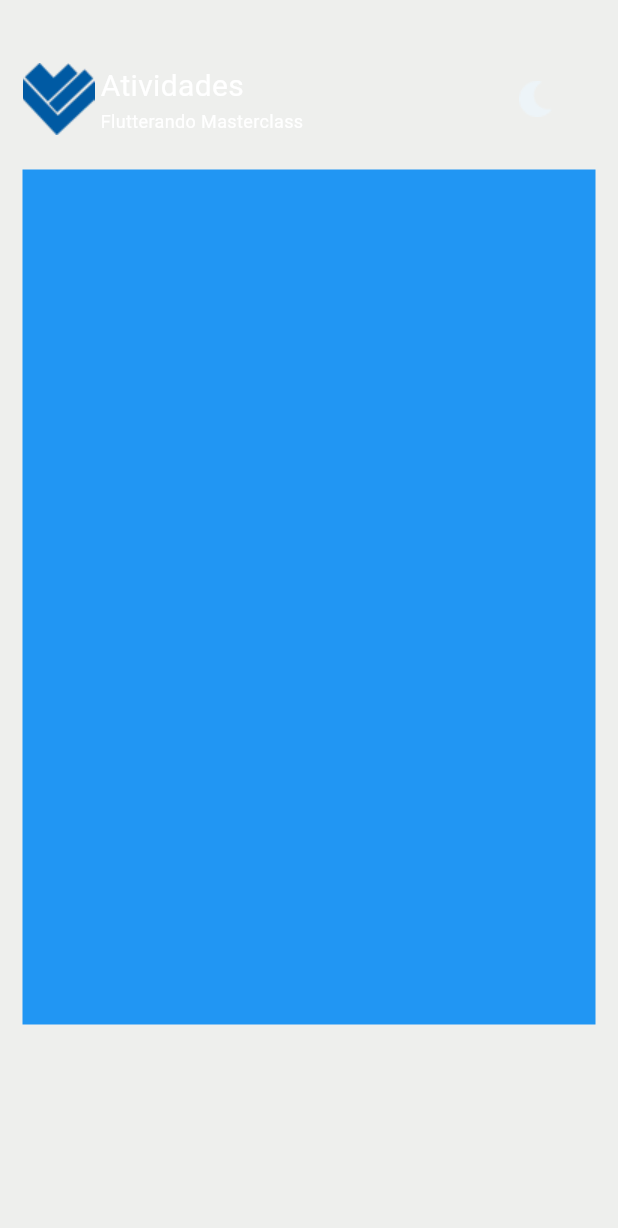
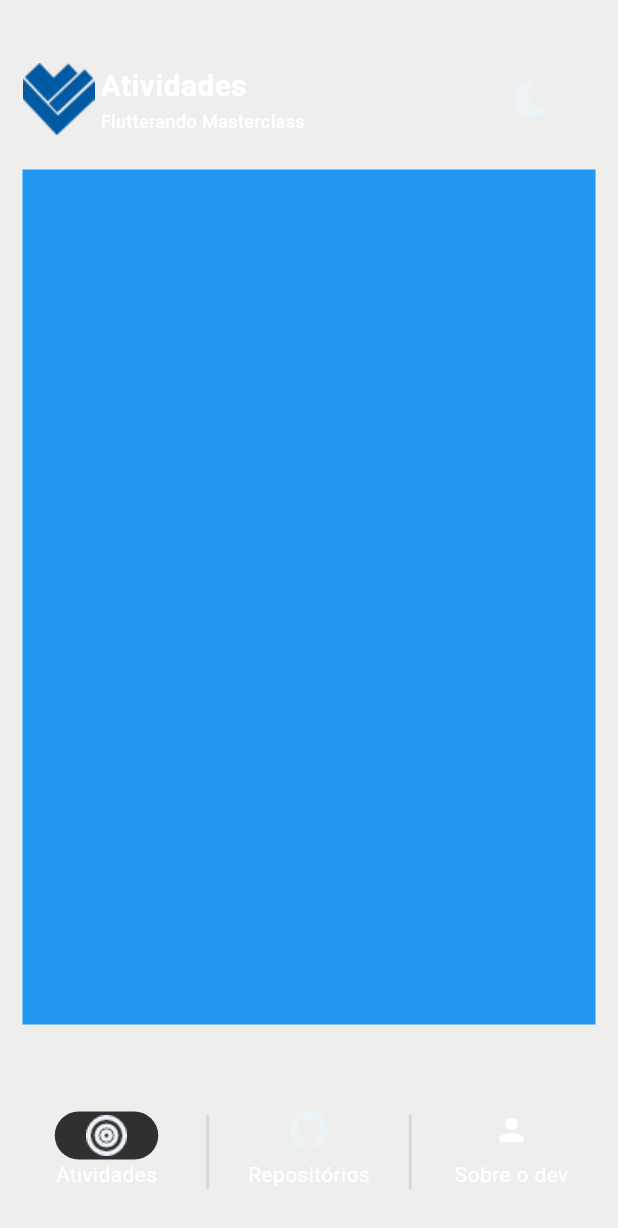
Before and after one commit to VinicioSantosOliveira/app_masterclass, a Flutter app: the screen it shows after launch, on a phone screen of 412 x 824 dp. Shown: the top 1228 px of the screen. Run offline on Flutter 3.47's test engine with Material 3 defaults, Android fonts, the phone set to English and light mode, and no system bars; missing offline and left inert: dart:ffi.

Commit message:
Add: footer

```diff
--- a/lib/my_home_page.dart
+++ b/lib/my_home_page.dart
@@ -36,6 +36,7 @@ class MyHomePage extends StatelessWidget {
                             style: TextStyle(
                               color: Colors.white,
                               fontSize: 20,
+                              fontWeight: FontWeight.w600,
                             ),
                           ),
                           TextSpan(
@@ -43,13 +44,14 @@ class MyHomePage extends StatelessWidget {
                             style: TextStyle(
                               color: Colors.white,
                               fontSize: 12,
+                              fontWeight: FontWeight.w500,
                             ),
                           ),
                         ],
                       ),
                     ),
                     Padding(
-                      padding: const EdgeInsets.only(left: 135),
+                      padding: const EdgeInsets.only(left: 130),
                       child: SizedBox(
                         height: 40,
                         width: 40,
@@ -71,16 +73,110 @@ class MyHomePage extends StatelessWidget {
               padding: const EdgeInsets.only(top: 23),
               child: Container(
                 height: 570,
-                width: size.width * 1,
+                width: size.width * 1.0,
                 decoration: const BoxDecoration(color: Colors.blue),
                 child: const Column(
                   children: [],
                 ),
               ),
             ),
-            const Row(
+            const SizedBox(
+              height: 50,
+            ),
+            Row(
+              mainAxisAlignment: MainAxisAlignment.center,
               children: [
-
+                SizedBox(
+                  height: 70,
+                  width: 85,
+                  child: Padding(
+                    padding: const EdgeInsets.all(8.0),
+                    child: Column(
+                      children: [
+                        Container(
+                          height: 32,
+                          width: 70,
+                          decoration: BoxDecoration(
+                            borderRadius: BorderRadius.circular(40),
+                            color: const Color.fromARGB(255, 49, 47, 47),
+                          ),
+                          child: Image.asset(
+                              'assets/images/Icon feather-target.png'),
+                        ),
+                        const Text(
+                          'Atividades',
+                          style: TextStyle(color: Colors.white),
+                        ),
+                      ],
+                    ),
+                  ),
+                ),
+                SizedBox(
+                  height: 50,
+                  width: 50,
+                  child: Padding(
+                    padding: const EdgeInsets.only(left: 24, right: 24),
+                    child: Container(
+                      height: 50,
+                      width: 1,
+                      decoration: BoxDecoration(
+                        color: const Color.fromARGB(70, 158, 158, 158),
+                        borderRadius: BorderRadius.circular(40),
+                      ),
+                    ),
+                  ),
+                ),
+                SizedBox(
+                  height: 70,
+                  width: 85,
+                  child: Column(
+                    children: [
+                      Padding(
+                        padding: const EdgeInsets.all(8.0),
+                        child: Image.asset(
+                            'assets/images/Icon awesome-github.png'),
+                      ),
+                      const Text(
+                        'Repositórios',
+                        style: TextStyle(color: Colors.white),
+                      ),
+                    ],
+                  ),
+                ),
+                SizedBox(
+                  height: 50,
+                  width: 50,
+                  child: Padding(
+                    padding: const EdgeInsets.only(left: 24, right: 24),
+                    child: Container(
+                      height: 50,
+                      width: 1,
+                      decoration: BoxDecoration(
+                        color: const Color.fromARGB(70, 158, 158, 158),
+                        borderRadius: BorderRadius.circular(40),
+                      ),
+                    ),
+                  ),
+                ),
+                const SizedBox(
+                  height: 70,
+                  width: 85,
+                  child: Column(
+                    children: [
+                      Padding(
+                        padding: EdgeInsets.all(8.0),
+                        child: Icon(
+                          Icons.person,
+                          color: Colors.white,
+                        ),
+                      ),
+                      Text(
+                        'Sobre o dev',
+                        style: TextStyle(color: Colors.white),
+                      ),
+                    ],
+                  ),
+                ),
               ],
             ),
           ],
```
Also changed, not shown: assets/images/Icon awesome-github.png (added), assets/images/Icon awesome-github@2x.png (added), assets/images/Icon awesome-github@3x.png (added), assets/images/Icon feather-target.png (added), assets/images/Icon feather-target@2x.png (added), assets/images/Icon feather-target@3x.png (added).
